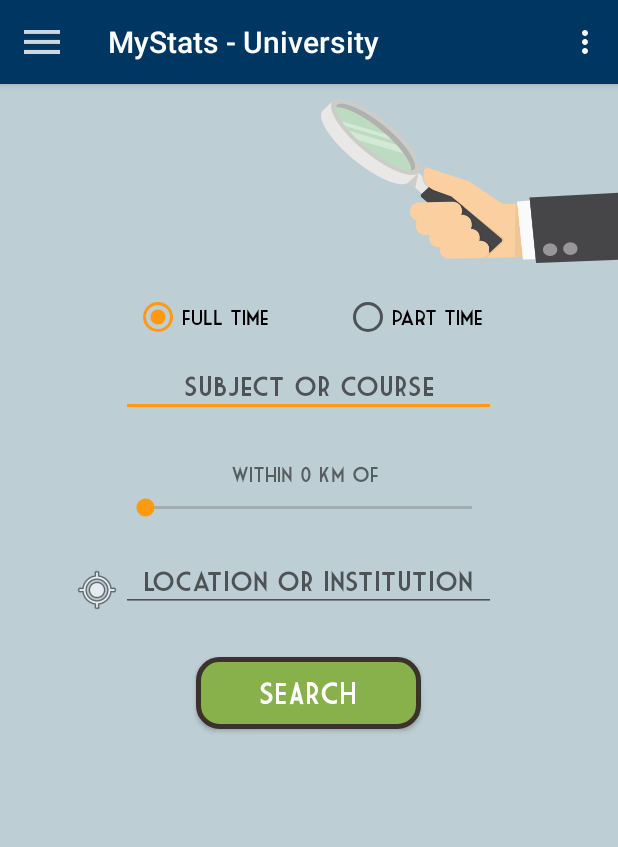
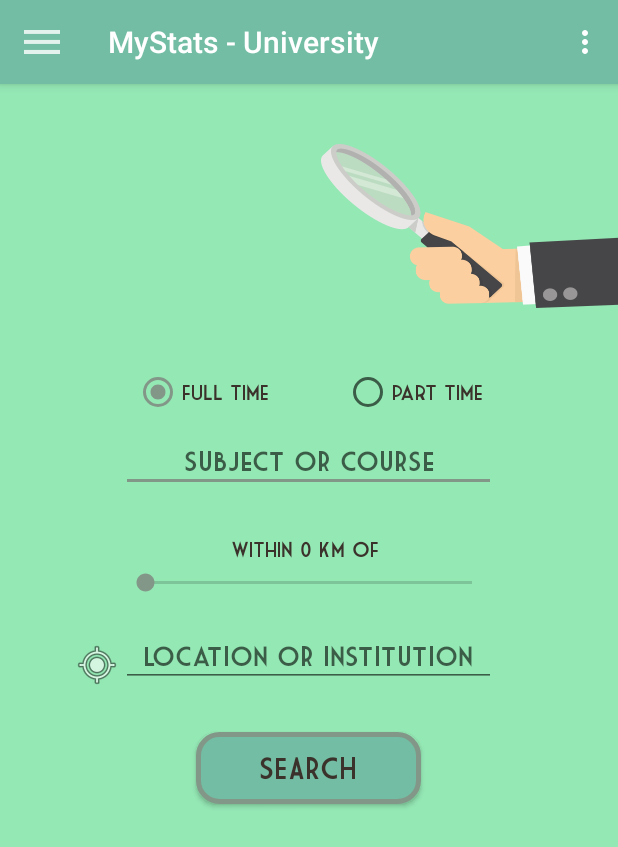
Before and after one commit to chris89culley/MyStats-University, an Android app: the SearchPage screen opened directly, with no data from a screen before it, on a phone screen of 412 x 824 dp. Shown: the top 847 px of the screen. Run offline under Robolectric (Android 15) with nearby library versions, the phone set to English and light mode, and no system bars; our stand-ins replace Firebase (no records; nobody signed in at launch, a user with empty details on screens opened directly).

Commit message:
Started with the home page colour update

```diff
--- a/app/src/main/res/drawable-xxhdpi/buttonshape.xml
+++ b/app/src/main/res/drawable-xxhdpi/buttonshape.xml
@@ -4,7 +4,7 @@
 android:radius="14dp"
 />
 <solid
-android:color="#88B04B"
+android:color="#72BDA3"
 />
 <padding
 android:left="10dp"
@@ -18,6 +18,6 @@ android:height="40dp"
 />
 <stroke
 android:width="3dp"
-android:color="#3B322C"
+android:color="#839788"
 />
 </shape>
--- a/app/src/main/res/layout/activity_search_page.xml
+++ b/app/src/main/res/layout/activity_search_page.xml
@@ -5,7 +5,7 @@
     android:layout_width="match_parent"
     android:layout_height="match_parent"
     android:paddingBottom="@dimen/activity_vertical_margin"
-    android:background="#BECED5"
+    android:background="#94E8B4"
     tools:context="com.example.chris.mystats_univeristy.SearchPage"
     android:id="@+id/drawerLayout">
 
@@ -28,7 +28,7 @@
                     android:layout_width="wrap_content"
                     android:layout_height="wrap_content"
                     android:src="@drawable/searcharm"
-                    android:layout_marginTop="10dp"
+                    android:layout_marginTop="40dp"
                     android:layout_alignParentRight="true"
                     android:foregroundGravity="right"
                     />
@@ -40,12 +40,13 @@
                     android:orientation="horizontal"
                     android:layout_centerInParent="true"
                     android:layout_width="wrap_content"
-                    android:layout_marginTop="20dp"
+                    android:layout_marginTop="40dp"
                     android:layout_height="wrap_content" >
 
                     <RadioButton
                         android:id="@+id/fulltime"
                         android:layout_width="wrap_content"
+                        android:textColor="#3B322C"
                         android:layout_height="wrap_content"
                         android:text="full time"
                         android:checked="true" />
@@ -54,6 +55,7 @@
                         android:id="@+id/parttime"
                         android:layout_width="wrap_content"
                         android:layout_height="wrap_content"
+                        android:textColor="#3B322C"
                         android:layout_marginLeft="50dp"
                         android:text="part time" />
                 </RadioGroup>
@@ -66,6 +68,7 @@
                     android:inputType="text"
                     android:textSize="18sp"
                     android:gravity="center"
+                    android:textColor="#3B322C"
                     android:layout_below="@+id/coursetype"
                     android:layout_centerHorizontal="true"
                     android:layout_marginTop="10dp" />
@@ -80,6 +83,7 @@
                     android:layout_height="wrap_content"
                     android:layout_marginTop="30dp"
                     android:text="within 0 km of "
+                    android:textColor="#3B322C"
                     android:gravity="center_horizontal"
                     android:layout_alignLeft="@+id/courseNameEntered"
                     android:layout_alignRight="@+id/courseNameEntered"
@@ -94,6 +98,7 @@
                     android:layout_alignRight="@id/radiusText"
                     android:layout_alignLeft="@+id/radiusText"
                     android:layout_marginTop="5dp"
+                    android:textColor="#3B322C"
                     android:layout_centerHorizontal="true"
                     />
 
@@ -105,6 +110,7 @@
                     android:layout_height="wrap_content"
                     android:layout_centerInParent="true"
                     android:gravity="center"
+                    android:textColor="#3B322C"
                     android:layout_below="@+id/radiusBar"
                     android:hint="Location or institution"
                     android:inputType="text"
@@ -118,6 +124,7 @@
                     android:background="#00000000"
                     app:srcCompat="@android:drawable/ic_menu_mylocation"
                     android:layout_toLeftOf="@+id/locationNameEntered"
+                    android:textColor="#3B322C"
                     android:layout_marginTop="30dp"
                     android:layout_below="@+id/radiusBar"
                     />
@@ -127,8 +134,8 @@
                     android:layout_below="@+id/locationNameEntered"
                     android:layout_width="wrap_content"
                     android:textSize="20dp"
+                    android:textColor="#3B322C"
                     android:layout_marginTop="30dp"
-                    android:textColor="@android:color/white"
                     android:layout_height="wrap_content"
                     android:layout_marginBottom="20sp"
                     android:layout_centerHorizontal="true"
--- a/app/src/main/res/layout/search_content.xml
+++ b/app/src/main/res/layout/search_content.xml
@@ -2,7 +2,7 @@
 <RelativeLayout xmlns:android="http://schemas.android.com/apk/res/android"
     android:layout_width="match_parent"
     android:layout_height="100dp"
-    android:background="#BECED5"
+    android:background="#839788"
     android:drawableTop="@android:color/black"
     android:drawableBottom="@android:color/black"
     >
@@ -78,7 +78,7 @@
         android:layout_width="wrap_content"
         android:textSize="20dp"
         android:layout_marginTop="10dp"
-        android:textColor="@android:color/white"
+        android:textColor="#3B322C"
         android:layout_height="wrap_content"
         android:layout_marginBottom="20sp"
         android:layout_centerHorizontal="true"
--- a/app/src/main/res/layout/search_header.xml
+++ b/app/src/main/res/layout/search_header.xml
@@ -2,6 +2,7 @@
 <RelativeLayout xmlns:android="http://schemas.android.com/apk/res/android"
     android:layout_width="match_parent"
     android:layout_height="match_parent"
+    android:background="@color/mummyTomb"
    android:id="@+id/testing">
 
 
@@ -12,7 +13,7 @@
         android:layout_height="wrap_content"
         android:gravity="center"
         android:text="COURSE SEARCH RESULTS"
-        android:textColor="#103649"
+        android:textColor="#3B322C"
         android:layout_alignParentTop="true"
         android:layout_centerHorizontal="true"
         android:layout_marginBottom="27dp"
--- a/app/src/main/res/layout/search_row_header.xml
+++ b/app/src/main/res/layout/search_row_header.xml
@@ -16,7 +16,7 @@
         android:text="COURSE SEARCH RESULTS"
         android:fontFamily="casual"
         android:textSize="30dp"
-        android:textColor="#103649"
+        android:textColor="#3B322C"
         android:layout_alignParentTop="true"
         android:layout_centerHorizontal="true"
         android:layout_marginTop="27dp" />
@@ -25,7 +25,7 @@
         android:id="@+id/universityName"
         android:layout_width="wrap_content"
         android:layout_height="wrap_content"
-        android:textColor="#103649"
+        android:textColor="#3B322C"
         android:text="ExpandableLayout Header!"
         android:gravity="center"
         android:layout_marginTop="30dp"
--- a/app/src/main/res/values/colors.xml
+++ b/app/src/main/res/values/colors.xml
@@ -1,8 +1,11 @@
 <?xml version="1.0" encoding="utf-8"?>
 <resources>
-    <color name="colorPrimary">#003762</color>
-    <color name="colorPrimaryDark">#003059</color>
-    <color name="colorAccent">#Ff9911</color>
-    <color name="Background1">#43ABC9</color>
-    <color name="Background2">#3C6478</color>
+    <color name="colorPrimary"> #72BDA3</color>
+    <color name="colorAccent">#839788</color>
+    <color name="colorPrimaryDark">#839788</color>
+    <color name="turtleGreen">#88B04B</color>
+    <color name="tealDeer">#94E8B4</color>
+    <color name="greenSheen">#72BDA3</color>
+    <color name="mummyTomb">#839788</color>
+    <color name="oldBurgundy">#3B322C</color>
 </resources>
```
Also changed, not shown: app/src/main/res/layout/activity_home.xml (+7 -7 lines), app/src/main/res/layout/activity_search_results.xml (+18 -7 lines), app/src/main/res/drawable-xxhdpi/aboutbutton.png, app/src/main/res/drawable-xxhdpi/accountbutton.png, app/src/main/res/drawable-xxhdpi/quicksearchbutton.png, app/src/main/res/drawable-xxhdpi/searchbutton.png, app/src/main/res/drawable-xxhdpi/ucastips.png.
